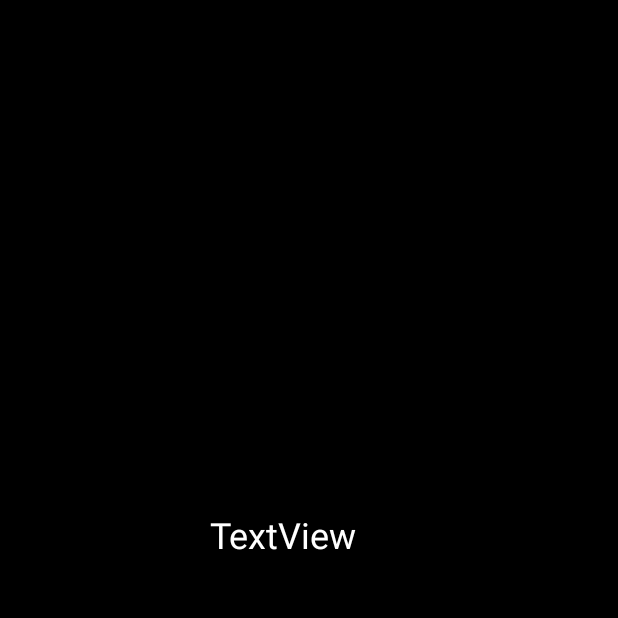
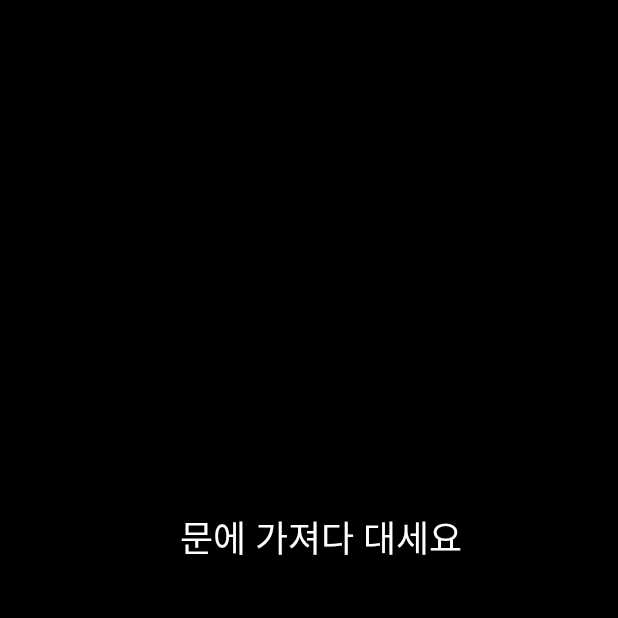
Before and after one commit to Midnev/Pilock, an Android app: the NFCActivity screen opened directly, with no data from a screen before it, on a phone screen of 412 x 824 dp, the top half of it. Run offline under Robolectric (Android 15) with nearby library versions, the light colour scheme and no system bars; 1 statement that could not run was skipped.

Commit message:
added android nfc pswd

```diff
--- a/android/pilock/app/src/main/java/com/app/pilock/MainActivity.java
+++ b/android/pilock/app/src/main/java/com/app/pilock/MainActivity.java
@@ -151,6 +151,8 @@ public class MainActivity extends AppCompatActivity implements NfcAdapter.Reader
                 Intent intent = new Intent(getApplicationContext(),NFCActivity.class);
                 intent.putExtra("header",header);
                 intent.putExtra("data",data);
+                if (header.equals("pswd"))
+                    intent.putExtra("data2",Settings.Secure.getString(getContentResolver(), Settings.Secure.ANDROID_ID));
                 //nfcAdapter.disableForegroundDispatch(this);
                 clearData();
                 startActivityForResult(intent,0);
--- a/android/pilock/app/src/main/res/layout/activity_nfc.xml
+++ b/android/pilock/app/src/main/res/layout/activity_nfc.xml
@@ -12,9 +12,9 @@
         android:id="@+id/txtNfcState"
         android:layout_width="wrap_content"
         android:layout_height="wrap_content"
-        android:layout_marginStart="140dp"
+        android:layout_marginStart="120dp"
         android:layout_marginTop="340dp"
-        android:text="TextView"
+        android:text="@string/plz"
         android:textColor="@android:color/white"
         android:textSize="24sp"
         app:layout_constraintStart_toStartOf="parent"
--- a/android/pilock/app/src/main/res/values/strings.xml
+++ b/android/pilock/app/src/main/res/values/strings.xml
@@ -3,13 +3,10 @@
     <string name="title_activity_nfc">NFCActivity</string>
 
     <string name="empty"> </string>
-
     <string name="cancel">취소</string>
-
     <string name="confirm">확인</string>
-
-
     <string name="init">입력</string>
+    <string name="plz">문에 가져다 대세요</string>
 
 
     <string name="aiddescription">aiddescription</string>
```
Also changed, not shown: android/pilock/app/src/main/java/com/app/pilock/nfc/PiLockHostApduService.java (+15 -2 lines).
